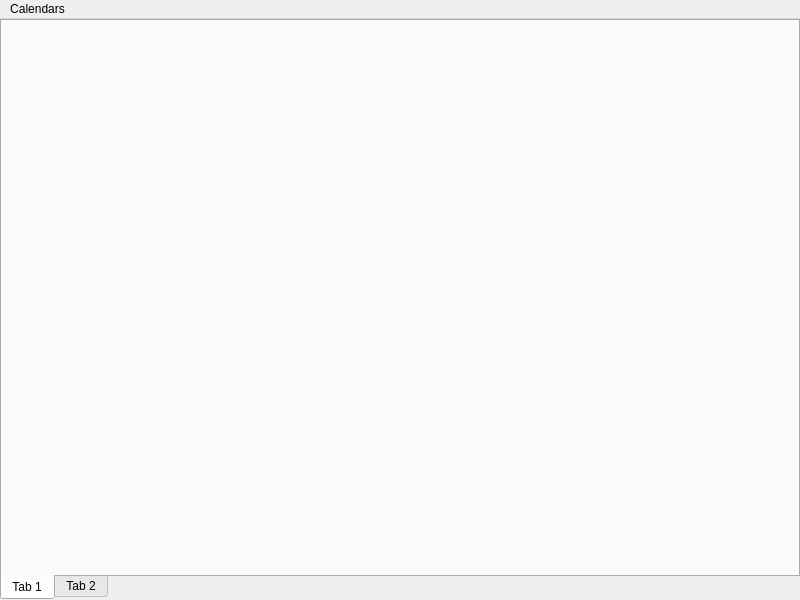
First picture: the form in src/mainwindow.ui, repository UgVo/home-management-client, before the edit.
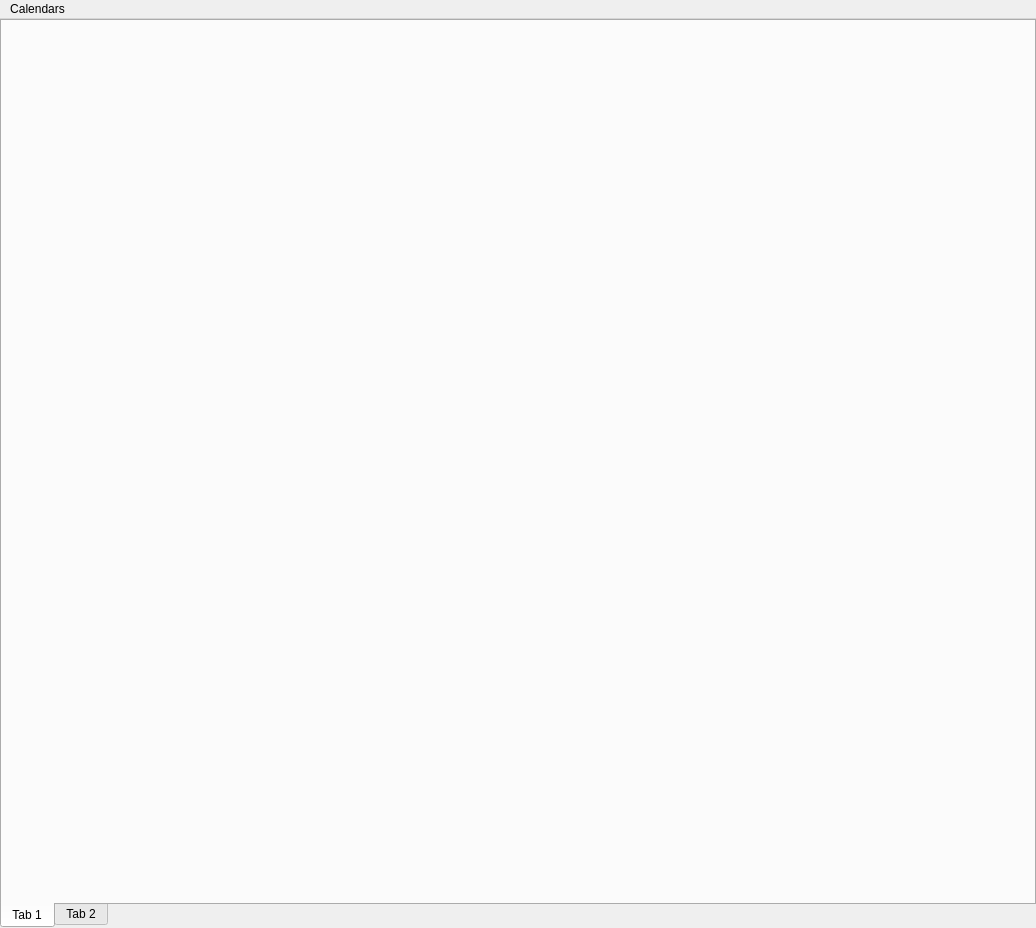
Second picture: the form after the edit.

Patch:
```diff
--- a/src/mainwindow.ui
+++ b/src/mainwindow.ui
@@ -6,8 +6,8 @@
    <rect>
     <x>0</x>
     <y>0</y>
-    <width>800</width>
-    <height>600</height>
+    <width>1036</width>
+    <height>928</height>
    </rect>
   </property>
   <property name="windowTitle">
@@ -52,7 +52,7 @@
     <rect>
      <x>0</x>
      <y>0</y>
-     <width>800</width>
+     <width>1036</width>
      <height>19</height>
     </rect>
    </property>
```
Left out of the diff: 2 changed lines with no effect on the pictures.
